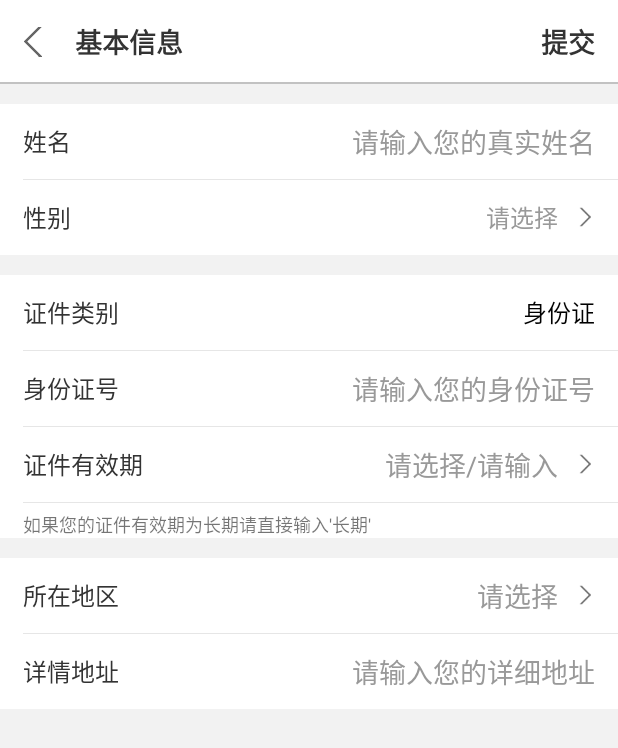
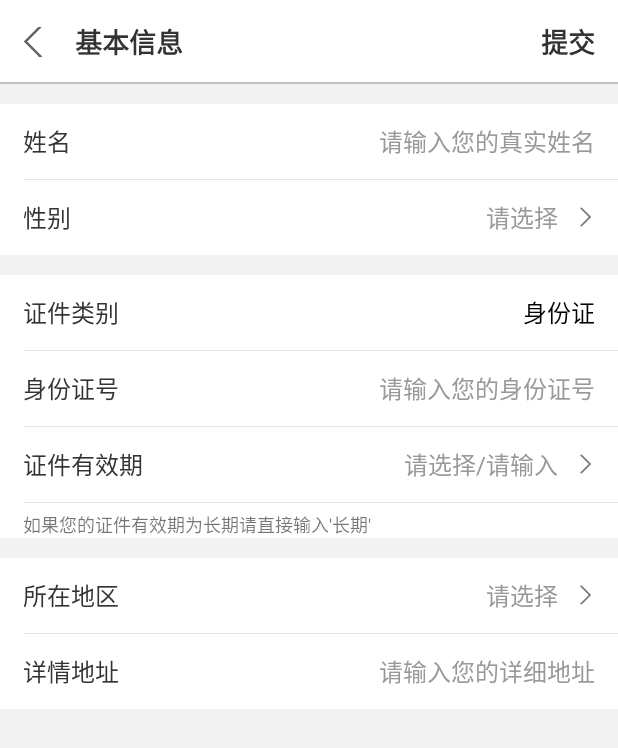
Before and after one commit to ChengZi-X/zmh, an Android app: the Ac_Real_Name_Authentication_false screen opened directly, with no data from a screen before it, on a phone screen of 412 x 824 dp. Shown: the top 748 px of the screen. Run offline under Robolectric (Android 15) with nearby library versions, the phone set to English and light mode, and no system bars; our stand-ins replace CircleImageView.

Commit message:
修改Edittext字体大小

```diff
--- a/app/src/main/java/com/zmh/zz/zmh/activity/Ac_Add_Address.java
+++ b/app/src/main/java/com/zmh/zz/zmh/activity/Ac_Add_Address.java
@@ -43,6 +43,7 @@ public class Ac_Add_Address extends AppCompatActivity implements View.OnClickLis
         mCheck = (CheckBoxSample) findViewById(R.id.check);
         mCheck.setOnClickListener(this);
     }
+
     @Override
     public void onClick(View view) {
         switch (view.getId()) {
@@ -61,12 +62,15 @@ public class Ac_Add_Address extends AppCompatActivity implements View.OnClickLis
                             @Override
                             public void onClick(String province, String city, String area) {
                                 mChoose_address.setText(province + " " + city + " " + area);
+                                if (!mChoose_address.getText().toString().equals("省份 城市 县城")) {
+                                    mChoose_address.setTextColor(getResources().getColor(R.color.absolute_black));//通过获得资源文件进行设置。
+                                }
                             }
                         });
                 break;
             case R.id.check:
                 mCheck.toggle();
-                ToastUtils.showToast(Ac_Add_Address.this, mCheck.isChecked()+"");
+                ToastUtils.showToast(Ac_Add_Address.this, mCheck.isChecked() + "");
                 break;
         }
     }
--- a/app/src/main/java/com/zmh/zz/zmh/fragment/FragmentmMy.java
+++ b/app/src/main/java/com/zmh/zz/zmh/fragment/FragmentmMy.java
@@ -15,7 +15,7 @@ import com.zmh.zz.zmh.R;
 import com.zmh.zz.zmh.activity.Ac_My_Bank_Card;
 import com.zmh.zz.zmh.activity.Ac_Notice;
 import com.zmh.zz.zmh.activity.Ac_Personal_Information;
-import com.zmh.zz.zmh.activity.Ac_Real_Name_Authentication_true;
+import com.zmh.zz.zmh.activity.Ac_Real_Name_Authentication_false;
 import com.zmh.zz.zmh.activity.Ac_Setting;
 import com.zmh.zz.zmh.utlis.CircleImageView2;
 import com.zmh.zz.zmh.utlis.CommomDialog;
@@ -75,7 +75,7 @@ public class FragmentmMy extends BaseFragment implements View.OnClickListener {
 //                startActivity(new Intent(getActivity(), Ac_Me_Integral.class));
 //                break;
             case R.id.real_name_authentication:
-                startActivity(new Intent(getActivity(), Ac_Real_Name_Authentication_true.class));
+                startActivity(new Intent(getActivity(), Ac_Real_Name_Authentication_false.class));
                 break;
             case R.id.bank_card:
                 startActivity(new Intent(getActivity(), Ac_My_Bank_Card.class));
--- a/app/src/main/res/layout/ac_new_mailbox.xml
+++ b/app/src/main/res/layout/ac_new_mailbox.xml
@@ -20,7 +20,9 @@
             android:layout_marginLeft="15dp"
             android:background="@null"
             android:hint="请输入您的新邮箱"
-            android:textColorHint="@color/edittext_color" />
+            android:textColorHint="@color/edittext_color"
+            android:textColor="@color/absolute_black"
+            android:textSize="@dimen/z2"/>
     </RelativeLayout>
 
     <RelativeLayout
--- a/app/src/main/res/layout/ac_real_name_authentication_false.xml
+++ b/app/src/main/res/layout/ac_real_name_authentication_false.xml
@@ -81,7 +81,8 @@
                 android:gravity="right"
                 android:hint="请输入您的真实姓名"
                 android:textColor="@color/absolute_black"
-                android:textColorHint="@color/edittext_color" />
+                android:textColorHint="@color/edittext_color"
+                android:textSize="@dimen/z2" />
         </RelativeLayout>
 
         <View
@@ -185,7 +186,8 @@
                 android:gravity="right"
                 android:hint="请输入您的身份证号"
                 android:textColor="@color/absolute_black"
-                android:textColorHint="@color/edittext_color" />
+                android:textColorHint="@color/edittext_color"
+                android:textSize="@dimen/z2" />
         </RelativeLayout>
 
         <View
@@ -219,7 +221,8 @@
                 android:gravity="right"
                 android:hint="请选择/请输入"
                 android:textColor="@color/absolute_black"
-                android:textColorHint="@color/edittext_color" />
+                android:textColorHint="@color/edittext_color"
+                android:textSize="@dimen/z2" />
 
             <ImageView
                 android:id="@+id/iv2"
@@ -269,14 +272,15 @@
 
             <TextView
                 android:id="@+id/choose_address"
-                android:layout_width="wrap_content"
+                android:layout_width="match_parent"
                 android:layout_height="wrap_content"
                 android:layout_centerVertical="true"
                 android:layout_marginRight="11dp"
                 android:layout_toLeftOf="@+id/iv3"
+                android:gravity="right"
                 android:text="请选择"
                 android:textColor="@color/edittext_color"
-                android:textSize="18dp" />
+                android:textSize="@dimen/z2" />
 
             <ImageView
                 android:id="@+id/iv3"
@@ -316,7 +320,8 @@
                 android:gravity="right"
                 android:hint="请输入您的详细地址"
                 android:textColor="@color/absolute_black"
-                android:textColorHint="@color/edittext_color" />
+                android:textColorHint="@color/edittext_color"
+                android:textSize="@dimen/z2" />
         </RelativeLayout>
     </LinearLayout>
 </LinearLayout>
--- a/app/src/main/res/layout/ac_verify_phone_number_mailbox.xml
+++ b/app/src/main/res/layout/ac_verify_phone_number_mailbox.xml
@@ -50,7 +50,9 @@
             android:layout_marginLeft="15dp"
             android:background="@null"
             android:hint="验证码"
-            android:textColorHint="@color/edittext_color" />
+            android:textColor="@color/absolute_black"
+            android:textColorHint="@color/edittext_color"
+            android:textSize="@dimen/z2" />
     </RelativeLayout>
 
     <RelativeLayout
--- a/app/src/main/res/layout/ac_verify_phone_number_phone.xml
+++ b/app/src/main/res/layout/ac_verify_phone_number_phone.xml
@@ -50,7 +50,9 @@
             android:layout_marginLeft="15dp"
             android:background="@null"
             android:hint="验证码"
-            android:textColorHint="@color/edittext_color" />
+            android:textColor="@color/absolute_black"
+            android:textColorHint="@color/edittext_color"
+            android:textSize="@dimen/z2" />
     </RelativeLayout>
 
     <RelativeLayout
```
Also changed, not shown: app/src/main/java/com/zmh/zz/zmh/activity/Ac_Real_Name_Authentication_false.java (+7 -1 lines), app/src/main/res/layout/ac_add_address.xml (+11 -4 lines), app/src/main/res/layout/ac_add_bank_card.xml (+6 -2 lines), app/src/main/res/layout/ac_change_password.xml (+11 -5 lines), app/src/main/res/layout/ac_new_phone_number.xml (+6 -2 lines).
